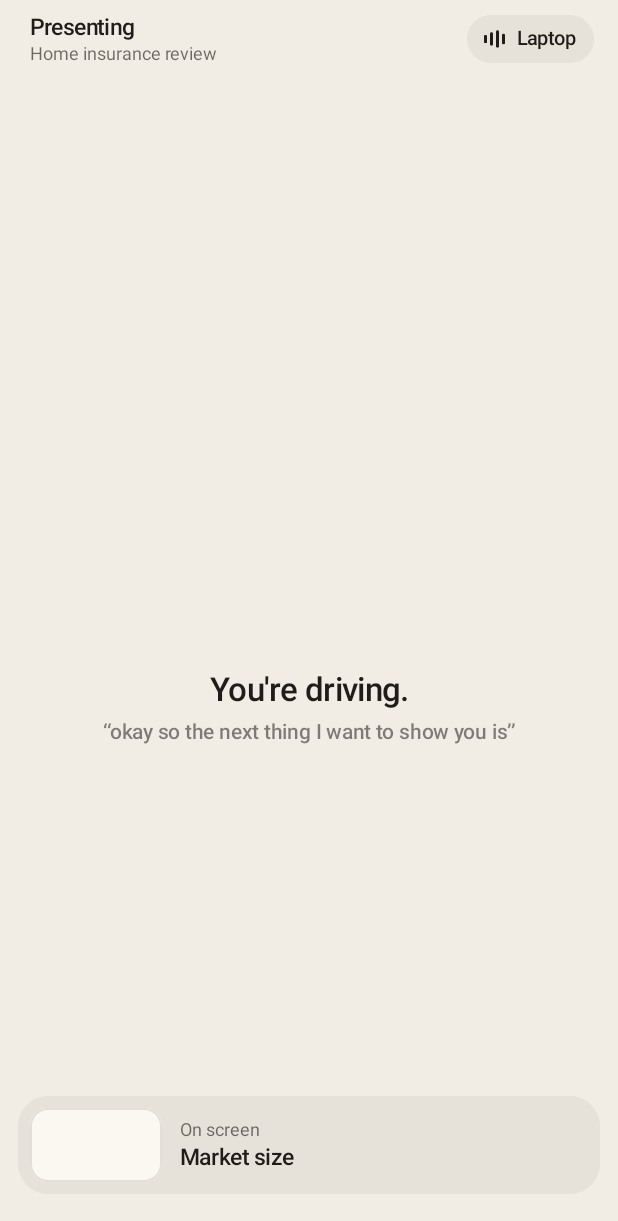
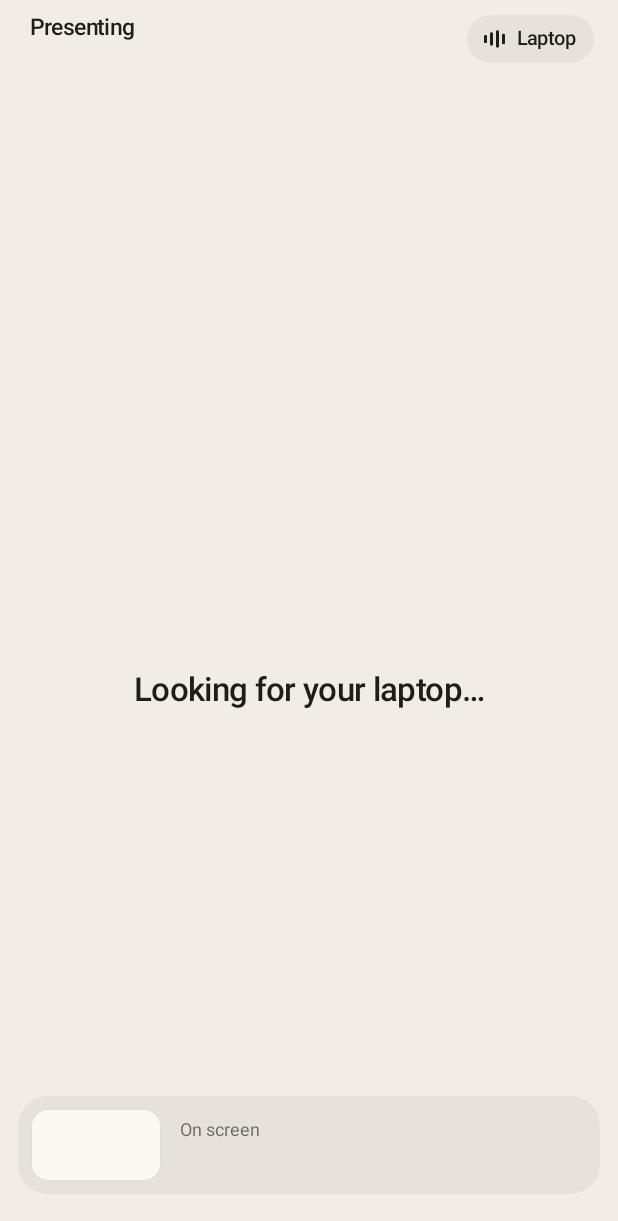
Before and after one commit to othmanehousni/lauzhack-2026, an Android app built with Jetpack Compose: the first screen one second after launch (MainActivity), on a phone screen of 412 x 824 dp. Shown: the top 1221 px of the screen. Run offline under Robolectric (Android 15) with nearby library versions, the phone set to English and light mode, and no system bars; 4 statements that could not run were skipped.

Commit message:
Phone shows Phone.state and picks through it, a calm line while it looks for the laptop; no LiteRT on Android, arm64 only: the APK goes from 92.9 to 42.6 MB

```diff
--- a/androidApp/build.gradle.kts
+++ b/androidApp/build.gradle.kts
@@ -14,6 +14,7 @@ android {
         targetSdk = libs.versions.android.targetSdk.get().toInt()
         versionCode = 1
         versionName = "1.0"
+        ndk { abiFilters += "arm64-v8a" } // the native code left is Compose's own; the phones are arm64
     }
 
     buildFeatures {
--- a/androidApp/src/main/kotlin/ch/lauzhack/app/MainActivity.kt
+++ b/androidApp/src/main/kotlin/ch/lauzhack/app/MainActivity.kt
@@ -30,7 +30,7 @@ class MainActivity : ComponentActivity() {
             }
         }
         if (!hasMic()) mic.launch(Manifest.permission.RECORD_AUDIO)
-        setContent { App() }
+        setContent { App(phone.state, phone::onPick) }
     }
 
     override fun onStart() {
--- a/composeApp/src/androidMain/kotlin/ch/lauzhack/app/engine/AndroidEngines.kt
+++ /dev/null
@@ -1,6 +0,0 @@
-package ch.lauzhack.app.engine
-
-import android.content.Context
-import java.io.File
-
-fun androidEngines(context: Context) = Engines(File(context.noBackupFilesDir, "models").path, context.cacheDir.path)
--- a/composeApp/src/commonMain/kotlin/ch/lauzhack/app/App.kt
+++ b/composeApp/src/commonMain/kotlin/ch/lauzhack/app/App.kt
@@ -1,19 +1,17 @@
 package ch.lauzhack.app
 
 import androidx.compose.runtime.Composable
-import androidx.compose.runtime.LaunchedEffect
 import androidx.compose.runtime.collectAsState
 import androidx.compose.runtime.getValue
-import androidx.compose.runtime.remember
-import androidx.compose.runtime.rememberCoroutineScope
-import ch.lauzhack.app.mole.Demo
+import ch.lauzhack.app.link.PhoneState
 import ch.lauzhack.app.mole.MolePhone
+import kotlinx.coroutines.flow.StateFlow
 
+/** The phone: what the laptop says, or, while there is no laptop to say it, that the mole is looking for it. The laptop
+ * serves the phone only during a call, so a laptop asleep and one out of reach look the same from here. */
 @Composable
-fun App() {
-    val scope = rememberCoroutineScope()
-    val demo = remember { Demo(scope) }
-    LaunchedEffect(demo) { demo.play() }
-    val line by demo.lines.collectAsState()
-    MolePhone(line, onScreenName = "Market size", thumbnail = null, phoneLeads = false, meeting = "Home insurance review", onPick = demo::pick)
+fun App(phone: StateFlow<PhoneState>, onPick: (Int) -> Unit) {
+    val s by phone.collectAsState()
+    val line = if (s.connected) s.line else MoleLine(MoleState.Tunneling, "Looking for your laptop…")
+    MolePhone(line, s.onScreenName, s.thumbnail, s.phoneLeads, s.meeting, onPick)
 }
--- a/gradle/libs.versions.toml
+++ b/gradle/libs.versions.toml
@@ -32,7 +32,6 @@ koog-agents = { module = "ai.koog:koog-agents", version.ref = "koog" }
 koog-embeddings-base = { module = "ai.koog:embeddings-base", version.ref = "koog" }
 pdfbox = { module = "org.apache.pdfbox:pdfbox", version = "3.0.8" }
 litertlm-jvm = { module = "com.google.ai.edge.litertlm:litertlm-jvm", version = "0.19.1" }
-litertlm-android = { module = "com.google.ai.edge.litertlm:litertlm-android", version = "0.19.1" }
 
 [plugins]
 kotlin-multiplatform = { id = "org.jetbrains.kotlin.multiplatform", version.ref = "kotlin" }
```
Also changed, not shown: composeApp/build.gradle.kts (+3 -6 lines).
